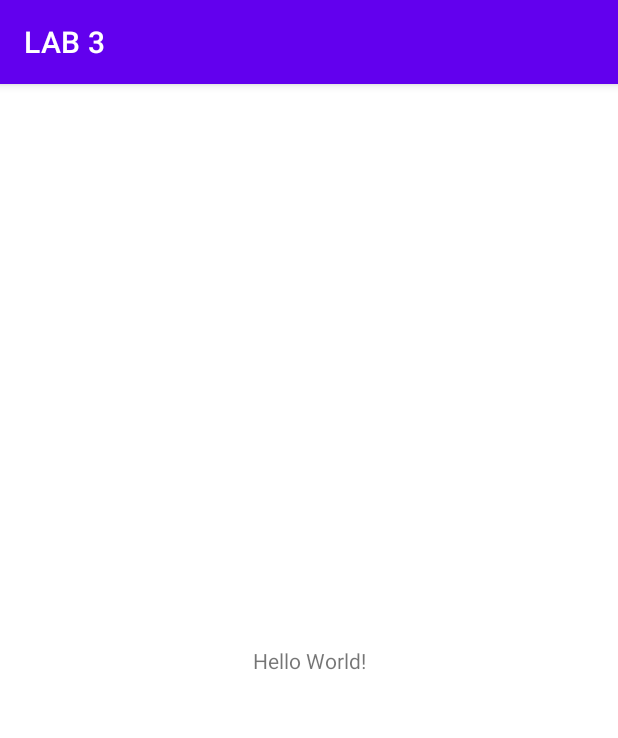
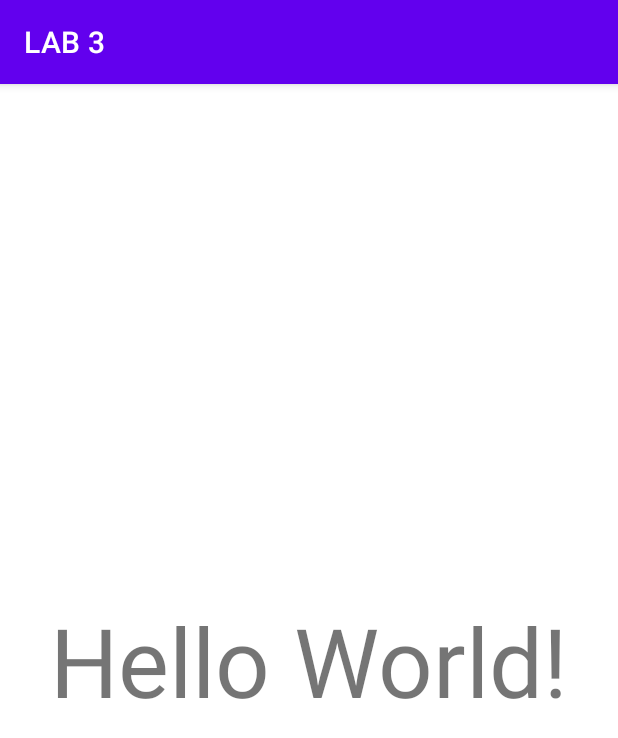
Before and after one commit to shayannikfar/LAB3, an Android app: the screen it shows after launch (MainActivity), on a phone screen of 412 x 824 dp. Shown: the top 738 px of the screen. Run offline under Robolectric (Android 15) with nearby library versions, the phone set to English and light mode, and no system bars.

Commit message:
change text size

```diff
--- a/app/src/main/res/layout/activity_main.xml
+++ b/app/src/main/res/layout/activity_main.xml
@@ -10,6 +10,7 @@
         android:layout_width="wrap_content"
         android:layout_height="wrap_content"
         android:text="Hello World!"
+        android:textSize="64sp"
         app:layout_constraintBottom_toBottomOf="parent"
         app:layout_constraintLeft_toLeftOf="parent"
         app:layout_constraintRight_toRightOf="parent"
```
